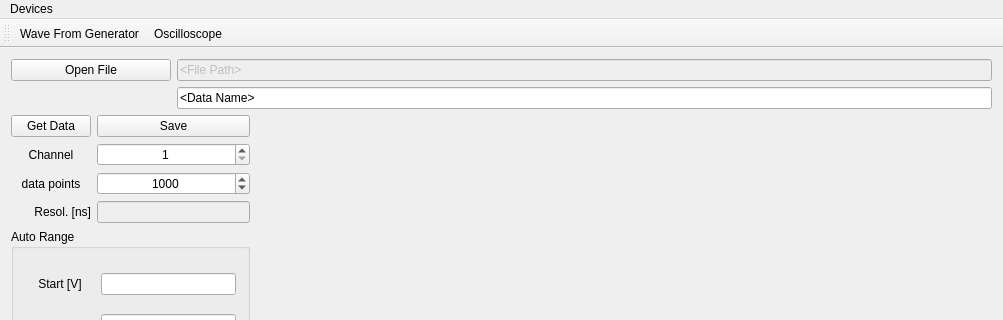
Before: the Qt Designer form mainwindow.ui in TripletESR/DAQ_GUI, drawn with Qt 5; both pictures show x 0 to 1003 and y 0 to 320 of the 1003 by 790 pixel window.
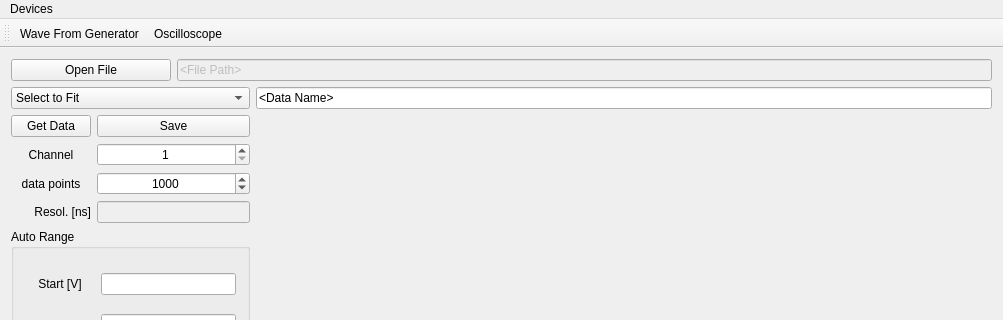
After: the same form once the commit is applied. Custom widgets are drawn as their Qt base class.

Patch:
```diff
--- a/mainwindow.ui
+++ b/mainwindow.ui
@@ -38,19 +38,6 @@
       </property>
      </widget>
     </item>
-    <item row="1" column="2" colspan="2">
-     <widget class="QLineEdit" name="lineEdit_DataName">
-      <property name="enabled">
-       <bool>true</bool>
-      </property>
-      <property name="inputMask">
-       <string/>
-      </property>
-      <property name="text">
-       <string>&lt;Data Name&gt;</string>
-      </property>
-     </widget>
-    </item>
     <item row="2" column="0">
      <widget class="QPushButton" name="pushButton_GetSingle">
       <property name="text">
@@ -266,6 +253,51 @@
       </layout>
      </widget>
     </item>
+    <item row="1" column="3">
+     <widget class="QLineEdit" name="lineEdit_DataName">
+      <property name="enabled">
+       <bool>true</bool>
+      </property>
+      <property name="inputMask">
+       <string/>
+      </property>
+      <property name="text">
+       <string>&lt;Data Name&gt;</string>
+      </property>
+     </widget>
+    </item>
+    <item row="1" column="0" colspan="3">
+     <widget class="QComboBox" name="comboBox">
+      <property name="currentIndex">
+       <number>0</number>
+      </property>
+      <item>
+       <property name="text">
+        <string>Select to Fit</string>
+       </property>
+      </item>
+      <item>
+       <property name="text">
+        <string>a * Exp-(t/Ta)</string>
+       </property>
+      </item>
+      <item>
+       <property name="text">
+        <string>a * Exp(-t/Ta) + c</string>
+       </property>
+      </item>
+      <item>
+       <property name="text">
+        <string>a * Exp(-t/Ta) + b * Exp(-t/Tb)</string>
+       </property>
+      </item>
+      <item>
+       <property name="text">
+        <string>a * Exp(-t/Ta) + b * Exp(-t/Tb) + c</string>
+       </property>
+      </item>
+     </widget>
+    </item>
    </layout>
   </widget>
   <widget class="QMenuBar" name="menuBar">
```
